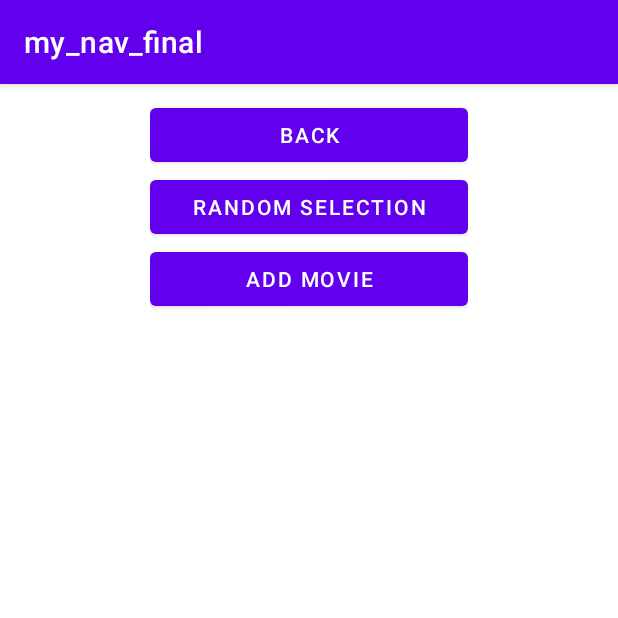
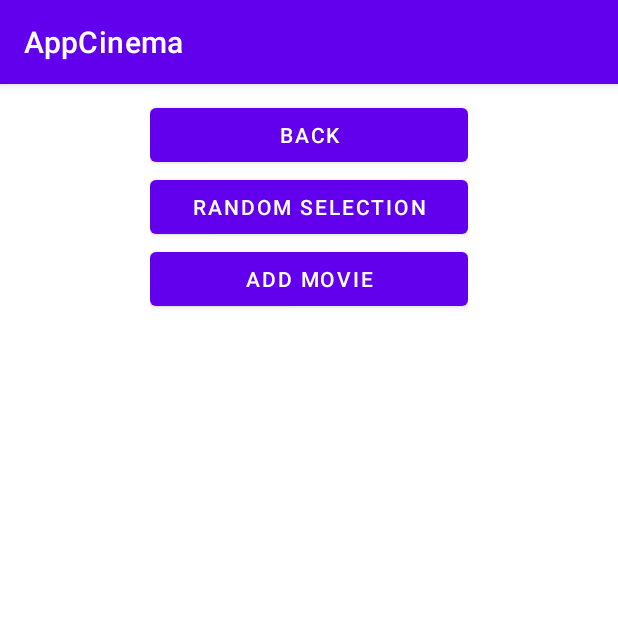
Before and after one commit to levifeyd/Project_App, an Android app: the AddMovieFragment screen opened through its navigation route, on a phone screen of 412 x 824 dp, the top half of it. Run offline under Robolectric (Android 15) with nearby library versions, the phone set to English and light mode, and no system bars.

Commit message:
fix_name_method_and_name_of_project_in_files

```diff
--- a/AppCinema/app/src/main/AndroidManifest.xml
+++ b/AppCinema/app/src/main/AndroidManifest.xml
@@ -7,10 +7,10 @@
         android:dataExtractionRules="@xml/data_extraction_rules"
         android:fullBackupContent="@xml/backup_rules"
         android:icon="@mipmap/ic_launcher"
-        android:label="@string/app_name"
+        android:label="AppCinema"
         android:roundIcon="@mipmap/ic_launcher_round"
         android:supportsRtl="true"
-        android:theme="@style/Theme.My_nav_final"
+        android:theme="@style/Theme.AppCinema"
         tools:targetApi="31">
         <activity
             android:name=".MainActivity"
--- a/AppCinema/app/src/main/java/android/example/AppCinema/AddMovieFragment.java
+++ b/AppCinema/app/src/main/java/android/example/AppCinema/AddMovieFragment.java
@@ -37,7 +37,7 @@ public class AddMovieFragment extends Fragment {
         ClickOfButtonsOfCustomLayout(linear);
 
         randomButton = rootView.findViewById(R.id.button_random);
-        ClickRandomButton();
+        clickRandomButton();
 
         Button button_back = rootView.findViewById(R.id.b_back_button_f3);
         button_back.setOnClickListener(view -> navController.popBackStack());
@@ -55,7 +55,7 @@ public class AddMovieFragment extends Fragment {
         });
     }
 
-    private void ClickRandomButton() {  // берем рандомную строку из списка строк и передадим ее в следующий фрагмент
+    private void clickRandomButton() {  // берем рандомную строку из списка строк и передадим ее в следующий фрагмент
         randomButton.setOnClickListener(view -> {
             if (allMovies.size() != 0) {
                 sendStringToGetMovieFragment();
--- a/AppCinema/app/src/main/java/android/example/AppCinema/GetMovieFragment.java
+++ b/AppCinema/app/src/main/java/android/example/AppCinema/GetMovieFragment.java
@@ -33,7 +33,6 @@ public class GetMovieFragment extends Fragment {
     private void setResultToTextViewFromBundle() {
         Bundle bundle = getArguments();
             String result = bundle.getString("string");
-            System.out.println("+++++++++++++++++\n" + result + "\n+++++++++++++");
             if (!result.isEmpty()) recommendedFilm.setText(result);
             else recommendedFilm.setText("Error: Please enter correct name of movie");
     }
--- a/AppCinema/app/src/main/java/android/example/AppCinema/SelectFilmSerialFragment.java
+++ b/AppCinema/app/src/main/java/android/example/AppCinema/SelectFilmSerialFragment.java
@@ -15,8 +15,7 @@ public class SelectFilmSerialFragment extends Fragment {
     private NavController navController;
 
     @Override
-    public View onCreateView(LayoutInflater inflater, ViewGroup container,
-                             Bundle savedInstanceState) {
+    public View onCreateView(LayoutInflater inflater, ViewGroup container, Bundle savedInstanceState) {
         View rootView = inflater.inflate(R.layout.select_film_serial, container, false);
 
         Button button_next = rootView.findViewById(R.id.b_films);
--- a/AppCinema/app/src/main/res/layout/activity_main.xml
+++ b/AppCinema/app/src/main/res/layout/activity_main.xml
@@ -1,5 +1,6 @@
 <?xml version="1.0" encoding="utf-8"?>
-<androidx.constraintlayout.widget.ConstraintLayout xmlns:android="http://schemas.android.com/apk/res/android"
+<androidx.constraintlayout.widget.ConstraintLayout
+    xmlns:android="http://schemas.android.com/apk/res/android"
     xmlns:app="http://schemas.android.com/apk/res-auto"
     xmlns:tools="http://schemas.android.com/tools"
     android:layout_width="match_parent"
--- a/AppCinema/app/src/main/res/values-night/themes.xml
+++ b/AppCinema/app/src/main/res/values-night/themes.xml
@@ -1,6 +1,6 @@
 <resources xmlns:tools="http://schemas.android.com/tools">
     <!-- Base application theme. -->
-    <style name="Theme.My_nav_final" parent="Theme.MaterialComponents.DayNight.DarkActionBar">
+    <style name="Theme.AppCinema" parent="Theme.MaterialComponents.DayNight.DarkActionBar">
         <!-- Primary brand color. -->
         <item name="colorPrimary">@color/purple_200</item>
         <item name="colorPrimaryVariant">@color/purple_700</item>
--- a/AppCinema/app/src/main/res/values/strings.xml
+++ b/AppCinema/app/src/main/res/values/strings.xml
@@ -1,5 +1,5 @@
 <resources>
-    <string name="app_name">my_nav_final</string>
+    <string name="app_name">AppCinema</string>
     <!-- TODO: Remove or change this placeholder text -->
     <string name="hello_blank_fragment">Hello blank fragment</string>
     <string name="text">text</string>
--- a/AppCinema/app/src/main/res/values/themes.xml
+++ b/AppCinema/app/src/main/res/values/themes.xml
@@ -1,6 +1,6 @@
 <resources xmlns:tools="http://schemas.android.com/tools">
     <!-- Base application theme. -->
-    <style name="Theme.My_nav_final" parent="Theme.MaterialComponents.DayNight.DarkActionBar">
+    <style name="Theme.AppCinema" parent="Theme.MaterialComponents.DayNight.DarkActionBar">
         <!-- Primary brand color. -->
         <item name="colorPrimary">@color/purple_500</item>
         <item name="colorPrimaryVariant">@color/purple_700</item>
```
Also changed, not shown: 2 other files.
